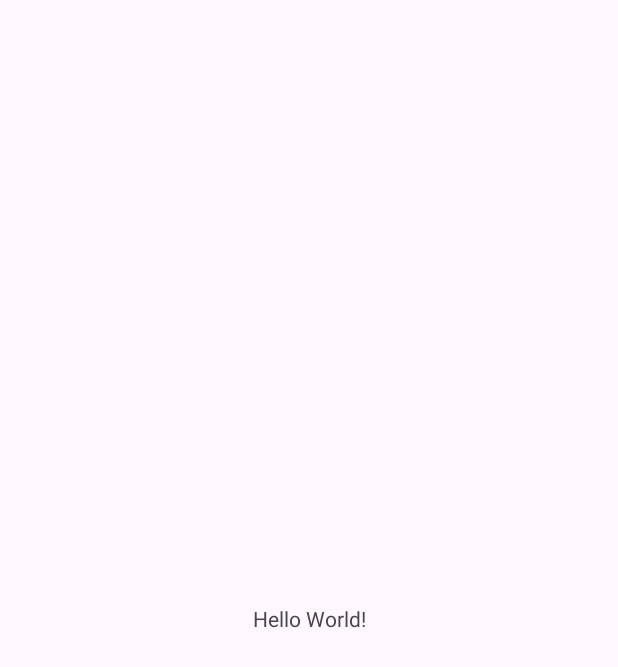
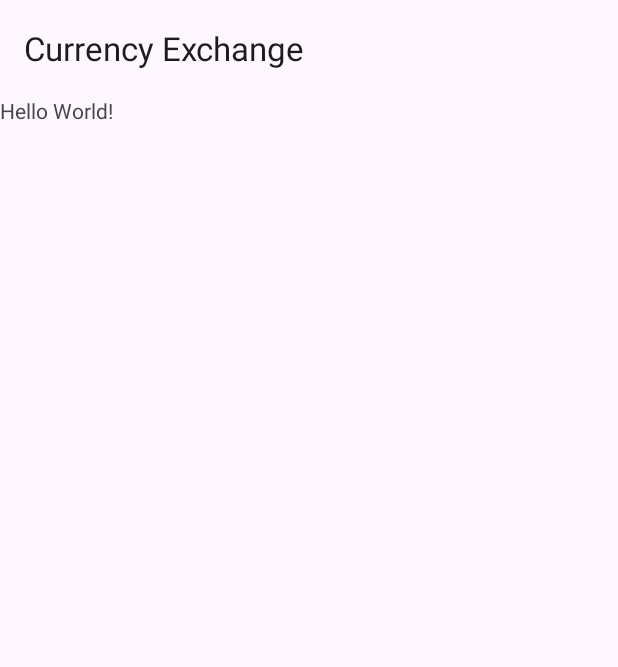
Before and after one commit to gr-alia/CurrencyExcahnge, an Android app: the screen it shows after launch (MainActivity), on a phone screen of 412 x 824 dp. Before the commit the part shown is almost empty. Shown: the top 667 px of the screen. Run offline under Robolectric (Android 15) with nearby library versions, the phone set to English and light mode, and no system bars.

Commit message:
Add app bar

```diff
--- a/app/src/main/res/layout/activity_main.xml
+++ b/app/src/main/res/layout/activity_main.xml
@@ -1,11 +1,34 @@
 <?xml version="1.0" encoding="utf-8"?>
-<androidx.constraintlayout.widget.ConstraintLayout xmlns:android="http://schemas.android.com/apk/res/android"
+<androidx.coordinatorlayout.widget.CoordinatorLayout xmlns:android="http://schemas.android.com/apk/res/android"
     xmlns:app="http://schemas.android.com/apk/res-auto"
     xmlns:tools="http://schemas.android.com/tools"
     android:id="@+id/main"
     android:layout_width="match_parent"
     android:layout_height="match_parent"
     tools:context=".MainActivity">
+
+    <com.google.android.material.appbar.AppBarLayout
+        android:layout_width="match_parent"
+        android:layout_height="wrap_content">
+
+        <com.google.android.material.appbar.MaterialToolbar
+            android:id="@+id/topAppBar"
+            android:layout_width="match_parent"
+            android:layout_height="wrap_content"
+            android:minHeight="?attr/actionBarSize"
+            app:title="@string/app_name" />
+
+    </com.google.android.material.appbar.AppBarLayout>
+
+    <androidx.core.widget.NestedScrollView
+        android:layout_width="match_parent"
+        android:layout_height="match_parent"
+        app:layout_behavior="@string/appbar_scrolling_view_behavior">
+
+        <LinearLayout
+            android:layout_width="match_parent"
+            android:layout_height="match_parent"
+            android:orientation="vertical">
 
             <TextView
                 android:layout_width="wrap_content"
@@ -16,4 +39,8 @@
                 app:layout_constraintStart_toStartOf="parent"
                 app:layout_constraintTop_toTopOf="parent" />
 
-</androidx.constraintlayout.widget.ConstraintLayout>
+        </LinearLayout>
+
+    </androidx.core.widget.NestedScrollView>
+
+</androidx.coordinatorlayout.widget.CoordinatorLayout>
```
Lines whose indentation alone changed are shown as unchanged.
